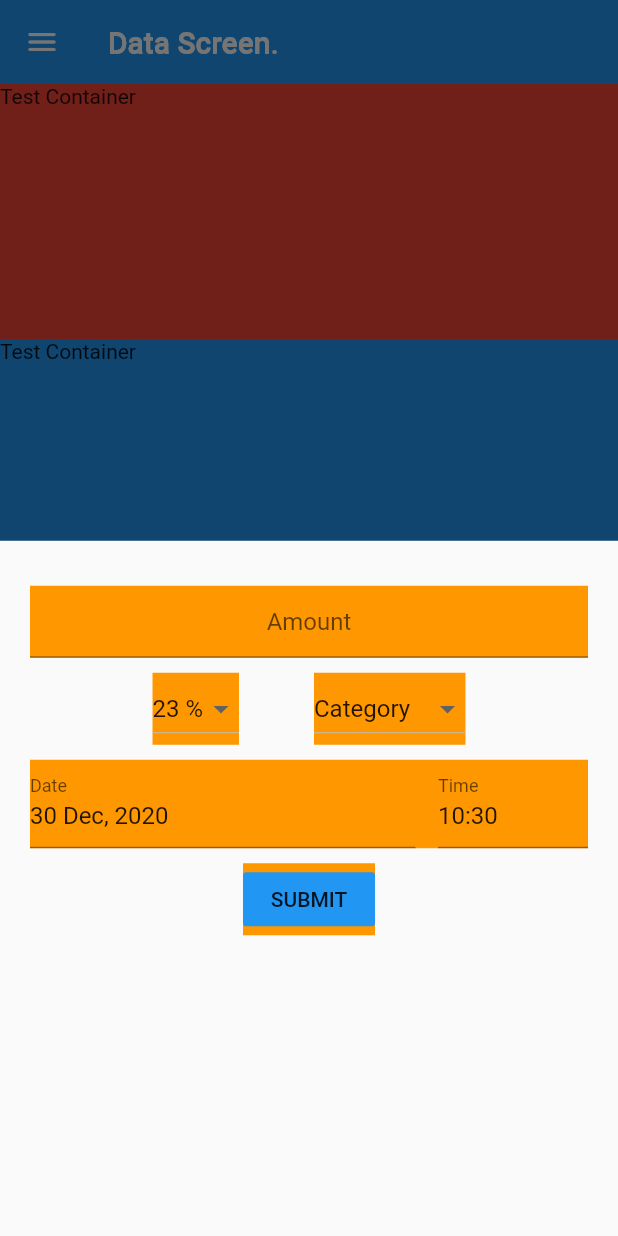
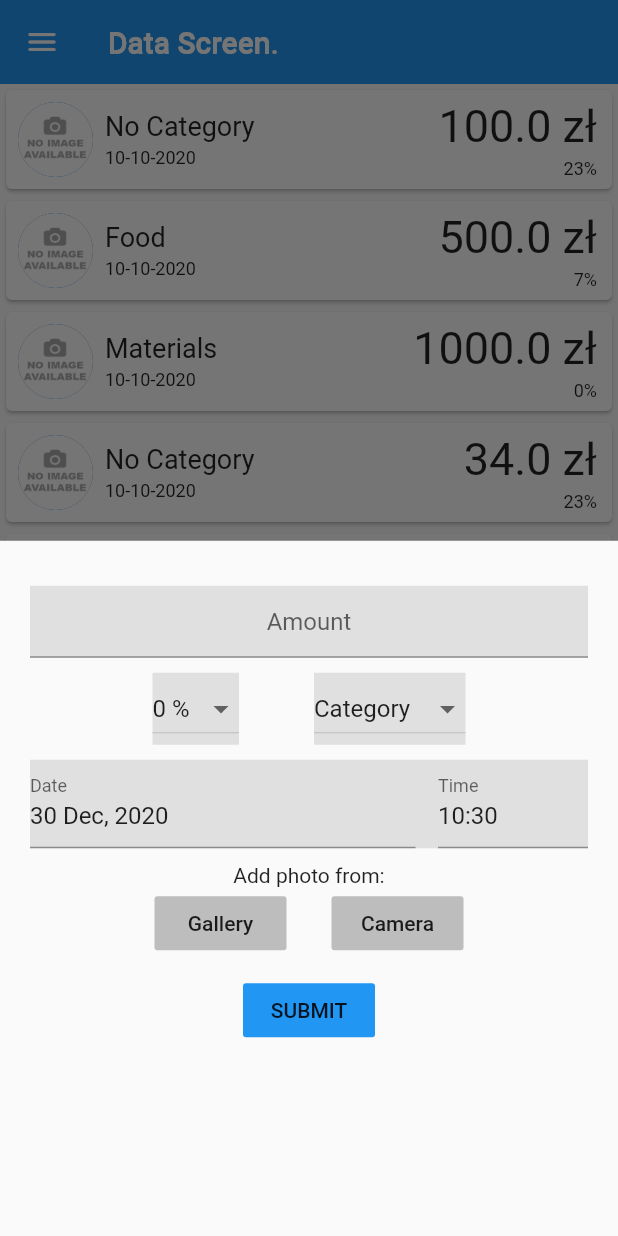
Before and after one commit to Przemek-Ter/Financial-App, a Flutter app: the screen it shows after launch, item 2 of the bottom bar chosen, after a tap on the "add" icon, on a phone screen of 412 x 824 dp. Run offline on Flutter 3.47's test engine with Material 2 defaults, Android fonts, the phone set to English and light mode, and no system bars; drawn by our look-alikes of date_time_picker; our stand-ins replace fl_chart, image_picker.

```diff
--- a/lib/main.dart
+++ b/lib/main.dart
@@ -1,7 +1,7 @@
 import 'package:flutter/material.dart';
 
 //Bottom Navigation Bar
-import 'package:project_app2/widgets/my_Bottom_Navigation_Bar.dart';
+import 'package:project_app2/widgets/my_bottom_navigation_bar.dart';
 
 void main() {
   runApp(MaterialApp(
--- a/lib/object_Classes/invoice.dart
+++ /dev/null
@@ -1,53 +0,0 @@
-
-class Invoice {
-  double amountValue;
-  int taxValue;
-  int categoryNumber;
-  String categoryName;
-  String date;
-
-  Invoice(this.amountValue, this.taxValue, this.categoryNumber, this.categoryName, this.date);
-
-  //Getters
-  double getAmountValue() {
-    return this.amountValue;
-  }
-
-  int getTaxValue() {
-    return this.taxValue;
-  }
-
-  int getCategoryNumber() {
-    return this.categoryNumber;
-  }
-
-  String getCategoryName() {
-    return this.categoryName;
-  }
-
-  String getDate() {
-    return this.date;
-  }
-
-  //Setters
-  void setAmountValue(double amountValue) {
-    this.amountValue = amountValue;
-  }
-
-  void setTaxValue(int taxValue) {
-    this.taxValue = taxValue;
-  }
-
-  void setCategory(int categoryNumber) {
-    this.categoryNumber = categoryNumber;
-  }
-
-  void setDate(String date) {
-    this.date = date;
-  }
-
-  @override
-  String toString() {
-    return 'Invoice{amountValue: $amountValue, taxValue: $taxValue, categoryNumber: $categoryNumber, categoryName: $categoryName, date: $date}';
-  }
-}
--- a/lib/object_Classes/category.dart
+++ b/lib/object_classes/category.dart
@@ -1,10 +1,18 @@
+import 'package:project_app2/object_Classes/invoice.dart';
+
 class Category {
   int indexNumber;
   String name;
+  List<Invoice> invoiceList;
 
   Category (int indexNumber, String name) {
     this.indexNumber = indexNumber;
     this.name = name;
+  }
+
+  //Methods
+  void addInvoice(Invoice invoice) {
+    invoiceList.add(invoice);
   }
 
   //Getters
--- a/lib/pages/data_Screen.dart
+++ /dev/null
@@ -1,56 +0,0 @@
-import 'package:flutter/material.dart';
-
-
-class DataScreen extends StatefulWidget {
-  @override
-  _DataScreenState createState() => _DataScreenState();
-}
-
-class _DataScreenState extends State<DataScreen> {
-
-  @override
-  Widget build(BuildContext context) {
-    final Size size = MediaQuery.of(context).size;
-    return Scaffold(
-      body: CustomScrollView(
-        slivers: [
-          //App Bar
-          SliverAppBar(
-            leading: Icon(Icons.menu_rounded),
-            title: Text('Data Screen'),
-            flexibleSpace: FlexibleSpaceBar(
-              title: Text('Data Screen.'),
-            ),
-          ),
-          //List
-          SliverFixedExtentList(
-            itemExtent: 170,
-            delegate: SliverChildListDelegate([
-              //can be replaced by list in another file
-              Container(
-                color: Colors.red,
-                child: Text('Test Container'),
-              ),
-              Container(
-                color: Colors.blue,
-                child: Text('Test Container'),
-              ),
-              Container(
-                color: Colors.green,
-                child: Text('Test Container'),
-              ),
-              Container(
-                color: Colors.yellow,
-                child: Text('Test Container'),
-              ),
-              Container(
-                color: Colors.orange,
-                child: Text('Test Container'),
-              ),
-            ]),
-          ),
-        ],
-      ),
-    );
-  }
-}
--- /dev/null
+++ b/lib/pages/data_screen.dart
@@ -0,0 +1,116 @@
+import 'package:flutter/cupertino.dart';
+import 'package:flutter/material.dart';
+import 'package:project_app2/object_Classes/category.dart';
+import 'package:project_app2/object_classes/invoice.dart';
+
+class DataScreen extends StatefulWidget {
+  @override
+  _DataScreenState createState() => _DataScreenState();
+}
+
+//Category List (fromDatabase)
+List<Category> categoryList = [
+  new Category(0, 'No Category'),
+  new Category(1, 'Food'),
+  new Category(2, 'Car'),
+  new Category(3, 'Materials'),
+];
+//Invoice List
+List<Invoice> invoiceList = [
+  new Invoice(100, 23, '10-10-2020', 0),
+  new Invoice(500, 7, '10-10-2020', 1),
+  new Invoice(1000, 0, '10-10-2020', 3),
+  new Invoice(34, 23, '10-10-2020', 0),
+  new Invoice(2375, 7, '10-10-2020', 2),
+  new Invoice(75.43, 23, '10-10-2020', 2),
+  new Invoice(300, 23, '10-10-2020', 1),
+  new Invoice(200, 8, '10-10-2020', 0),
+  new Invoice(100, 23, '10-10-2020', 0),
+  new Invoice(500, 7, '10-10-2020', 1),
+  new Invoice(1000, 0, '10-10-2020', 3),
+  new Invoice(34, 23, '10-10-2020', 0),
+  new Invoice(2375, 7, '10-10-2020', 2),
+  new Invoice(75.43, 23, '10-10-2020', 2),
+  new Invoice(300, 23, '10-10-2020', 1),
+  new Invoice(200, 8, '10-10-2020', 0),
+];
+
+class _DataScreenState extends State<DataScreen> {
+
+
+  @override
+  Widget build(BuildContext context) {
+    final Size size = MediaQuery.of(context).size;
+    return Scaffold(
+      body: CustomScrollView(
+        slivers: [
+          //App Bar
+          SliverAppBar(
+            leading: Icon(Icons.menu_rounded),
+            title: Text('Data Screen'),
+            flexibleSpace: FlexibleSpaceBar(
+              title: Text('Data Screen.'),
+            ),
+          ),
+
+          //List of transactions
+          SliverList(
+            delegate: SliverChildBuilderDelegate((context, index) {
+              return Container(
+                child: Card(
+                  child: Row(
+                    mainAxisAlignment: MainAxisAlignment.start,
+                    children: [
+                      //Logo
+                      Padding(
+                        padding: const EdgeInsets.all(8.0),
+                        child: CircleAvatar(
+                          radius: 25,
+                          backgroundImage: invoiceList[index].photo == null? AssetImage('assets/no_image.png') : invoiceList[index].photo,
+                        ),
+                      ),
+
+                      //Category and Date
+                      Column(
+                        crossAxisAlignment: CrossAxisAlignment.start,
+                        children: [
+                          Text(
+                            '${categoryList[invoiceList[index].categoryNumber].name}',
+                            style: TextStyle(fontSize: 18,),
+                          ),
+                          SizedBox(height: 4,),
+                          Text(
+                            '${invoiceList[index].date}',
+                            style: TextStyle(fontSize: 12),
+                          )
+                        ],
+                      ),
+                      Spacer(),
+                      Column(
+                        crossAxisAlignment: CrossAxisAlignment.end,
+                        children: [
+                          Text(
+                            '${invoiceList[index].amountValue} zł',
+                            style: TextStyle(fontSize: 30),
+                          ),
+                          SizedBox(height: 4,),
+                          Text(
+                            '${invoiceList[index].taxValue}%',
+                            style: TextStyle(fontSize: 12),
+                          )
+                        ],
+                      ),
+                      SizedBox(width: 10,)
+                    ],
+                  ),
+                ),
+              );
+            },
+            childCount: invoiceList.length,
+            ),
+          ),
+        ],
+      ),
+    );
+  }
+}
--- a/lib/pages/profile_Screen.dart
+++ /dev/null
@@ -1,42 +0,0 @@
-import 'package:flutter/material.dart';
-
-
-class ProfileScreen extends StatefulWidget {
-  @override
-  _ProfileScreenState createState() => _ProfileScreenState();
-}
-
-class _ProfileScreenState extends State<ProfileScreen> {
-  @override
-  Widget build(BuildContext context) {
-    final Size size = MediaQuery.of(context).size;
-
-
-    return Scaffold(
-
-      //AppBar
-      appBar: AppBar(
-        title: Text('Profile Screen1'),
-        centerTitle: true,
-        //Home Button
-        leading: IconButton(
-            icon: Icon(Icons.settings),
-          onPressed: () {
-              setState(() {
-                print('Appbar Settings button pressed');
-              });
-          },
-        ),
-      ),
-
-      body: Container(
-        height: size.height,
-        child: Column(
-          children: [
-            //Widgets witch charts
-          ],
-        ),
-      ),
-    );
-  }
-}
--- /dev/null
+++ b/lib/pages/profile_screen.dart
@@ -0,0 +1,81 @@
+import 'package:fl_chart/fl_chart.dart';
+import 'package:flutter/material.dart';
+import 'package:project_app2/object_Classes/category.dart';
+import 'package:project_app2/object_classes/invoice.dart';
+
+class ProfileScreen extends StatefulWidget {
+  @override
+  _ProfileScreenState createState() => _ProfileScreenState();
+}
+
+//Category list (from Database)
+List<Category> categoryList = [
+  new Category(0, 'No Category'),
+  new Category(1, 'Food'),
+  new Category(2, 'Car'),
+  new Category(3, 'Materials'),
+];
+//Invoice List
+List<Invoice> invoiceList = [
+  new Invoice(100, 23, '10-10-2020', 0),
+  new Invoice(500, 7, '10-10-2020', 1),
+  new Invoice(1000, 0, '10-10-2020', 3),
+  new Invoice(34, 23, '10-10-2020', 0),
+  new Invoice(2375, 7, '10-10-2020', 2),
+  new Invoice(75.43, 23, '10-10-2020', 2),
+  new Invoice(300, 23, '10-10-2020', 1),
+  new Invoice(200, 8, '10-10-2020', 0),
+  new Invoice(100, 23, '10-10-2020', 0),
+  new Invoice(500, 7, '10-10-2020', 1),
+  new Invoice(1000, 0, '10-10-2020', 3),
+  new Invoice(34, 23, '10-10-2020', 0),
+  new Invoice(2375, 7, '10-10-2020', 2),
+  new Invoice(75.43, 23, '10-10-2020', 2),
+  new Invoice(300, 23, '10-10-2020', 1),
+  new Invoice(200, 8, '10-10-2020', 0),
+  new Invoice(534.76, 23, '21-09-2015', 1),
+];
+
+
+class _ProfileScreenState extends State<ProfileScreen> {
+
+  List<PieChartSectionData> sections = List<PieChartSectionData>();
+
+
+  @override
+  Widget build(BuildContext context) {
+    final Size size = MediaQuery.of(context).size;
+
+    return Scaffold(
+      //AppBar
+      appBar: AppBar(
+        title: Text('Profile Screen1'),
+        centerTitle: true,
+        //Home Button
+        leading: IconButton(
+          icon: Icon(Icons.settings),
+          onPressed: () {
+            setState(() {
+              print('Appbar Settings button pressed');
+            });
+          },
+        ),
+      ),
+
+      body: Container(
+        height: size.height,
+        child: Column(
+          children: [
+            Container(
+              child: PieChart(
+                PieChartData(
+
+                )
+              ),
+            ),
+          ],
+        ),
+      ),
+    );
+  }
+}
--- a/lib/widgets/add_Button.dart
+++ b/lib/widgets/add_button.dart
@@ -1,21 +1,54 @@
+import 'dart:io';
 import 'package:flutter/material.dart';
 import 'package:date_time_picker/date_time_picker.dart';
-import 'package:project_app2/object_Classes/invoice.dart';
-
-
+import 'package:project_app2/object_classes/category.dart';
+import 'package:project_app2/object_classes/invoice.dart';
+import 'package:image_picker/image_picker.dart';
 
 class AddButton extends StatefulWidget {
   @override
   _AddButtonState createState() => _AddButtonState();
 }
 
+//Category List (from Database)
+List<Category> categoryList = [
+  new Category(0, 'No Category'),
+  new Category(1, 'Food'),
+  new Category(2, 'Car'),
+  new Category(3, 'Materials'),
+];
+
+//Invoice
+Category tmpCategory = new Category(1, 'Category 1');
+Invoice invoice = new Invoice(0, 0, 'No Date', 0);
+
+
 class _AddButtonState extends State<AddButton> {
 
-  //Category field
-    int categoryNumber = 0;
 
-  //Invoice
-  Invoice invoice = new Invoice(1, 23, 0, 'No Category', 'No Date');
+  //Image Picker
+  final picker = ImagePicker();
+  File tmpImage;
+  void openGallery() async {
+    final pickedFile = await picker.getImage(source: ImageSource.gallery);
+    setState(() {
+      if (pickedFile != null) {
+        tmpImage =File(pickedFile.path);
+      }else {
+        print('No Image Selected!');
+      }
+    });
+  }
+  void openCamera() async{
+    final pickedFile = await picker.getImage(source: ImageSource.camera);
+    setState(() {
+      if (pickedFile != null) {
+        tmpImage =File(pickedFile.path);
+      }else {
+        print('No Image Selected!');
+      }
+    });
+  }
 
   @override
   Widget build(BuildContext context) {
@@ -26,6 +59,7 @@ class _AddButtonState extends State<AddButton> {
       },
     );
   }
+
 
   void addDataMenu(context) {
     showModalBottomSheet(context: context, builder: (BuildContext bc) {
@@ -40,7 +74,7 @@ class _AddButtonState extends State<AddButton> {
             //Amount field
             Container(
               margin: const EdgeInsets.fromLTRB(20, 0, 20, 0),
-              color: Colors.orange,
+              color: Colors.grey[300],
               child: TextField(
                 keyboardType: TextInputType.number,
                 textAlign: TextAlign.center,
@@ -65,7 +99,7 @@ class _AddButtonState extends State<AddButton> {
                 //Tax Field
                 Container(
                   margin: const EdgeInsets.fromLTRB(20, 0, 20, 0),
-                  color: Colors.orange,
+                  color: Colors.grey[300],
                   child: DropdownButton(
                       value: invoice.taxValue,
                       items: [
@@ -95,7 +129,7 @@ class _AddButtonState extends State<AddButton> {
                 //Category field
                 Container(
                   margin: const EdgeInsets.fromLTRB(20, 0, 20, 0),
-                  color: Colors.orange,
+                  color: Colors.grey[300],
                   child: DropdownButton(
                     value: invoice.categoryNumber,
                     items: [
@@ -112,23 +146,11 @@ class _AddButtonState extends State<AddButton> {
                         value: 2,
                       ),
                     ],
-                    onChanged: (tmpNumber){
-                      setState(() {
-                        invoice.categoryNumber = tmpNumber;
-                        switch (tmpNumber){
-                          case 0:
-                            invoice.categoryName = 'No Category';
-                            break;
-                          case 1:
-                            invoice.categoryName = 'Category 1';
-                            break;
-                          case 2:
-                            invoice.categoryName = 'Category 2';
-                            break;
-                        }
-                        print('Category #${invoice.categoryNumber} named - ${invoice.categoryName} was pressed');
-                      });
-                    },
+                    onChanged: (tmpNumber) {
+                      invoice.categoryNumber = tmpNumber;
+                      print(
+                          'Category #$tmpNumber and named ${categoryList[tmpNumber].name} was pressed');
+                    }
                   ),
                 ),
               ],
@@ -139,7 +161,7 @@ class _AddButtonState extends State<AddButton> {
             //Date Time field
             Container(
               margin: const EdgeInsets.fromLTRB(20, 0, 20, 0),
-              color: Colors.orange,
+              color: Colors.grey[300],
               child: DateTimePicker(
                 type: DateTimePickerType.dateTimeSeparate,
                 dateMask: 'd MMM, yyyy',
@@ -159,17 +181,49 @@ class _AddButtonState extends State<AddButton> {
 
             SizedBox(height: 10),
 
+            //Add Photo
+            Container(
+                margin: const EdgeInsets.fromLTRB(20, 0, 20, 0),
+                child: Column(
+                  children: [
+                    Text('Add photo from:'),
+                    Row(
+                      mainAxisAlignment: MainAxisAlignment.center,
+                      children: [
+                        FlatButton(
+                          child: Text('Gallery'),
+                          color: Colors.grey[400],
+                          onPressed: () {
+                            openGallery();
+                          },
+                        ),
+                        SizedBox(width: 30,),
+                        FlatButton(
+                          child: Text('Camera'),
+                          color: Colors.grey[400],
+                          onPressed: () {
+                            openCamera();
+                          },
+                        ),
+                      ],
+                    ),
+                  ],
+                ),
+            ),
+
+            SizedBox(height: 10),
+
             //Submit button
             Container(
               margin: const EdgeInsets.fromLTRB(20, 0, 20, 0),
-              color: Colors.orange,
               child: FlatButton(
                 child: Text('SUBMIT'),
                 color: Colors.blue,
                 onPressed: () {
+                  //Print in Terminal
                   print(invoice.toString());
+                  //Exit popup menu
                   Navigator.of(context).pop();
-                  //Sending data to database
                 },
               ),
             )
--- a/lib/widgets/my_Bottom_Navigation_Bar.dart
+++ b/lib/widgets/my_bottom_navigation_bar.dart
@@ -2,11 +2,11 @@ import 'package:flutter/cupertino.dart';
 import 'package:flutter/material.dart';
 
 //Dependencies
-import 'package:project_app2/widgets/add_Button.dart';
+import 'package:project_app2/widgets/add_button.dart';
 
 //Pages
-import 'package:project_app2/pages/profile_Screen.dart';
-import 'package:project_app2/pages/data_Screen.dart';
+import 'package:project_app2/pages/profile_screen.dart';
+import 'package:project_app2/pages/data_screen.dart';
 
 
 class MyBottomNavigationBar extends StatefulWidget {
```
Also changed, not shown: lib/object_classes/invoice.dart (added, +70 -0 lines), lib/widgets/categories_Slider.dart (deleted, +0 -98 lines), lib/widgets/chart_card.dart (added, +17 -0 lines), pubspec.yaml (+8 -3 lines), assets/grapefruit.jpg (added), assets/no_image.png (added), lib/widgets/chart_Widget.dart (deleted), lib/widgets/chart_widget.dart (added), pubspec.lock.
